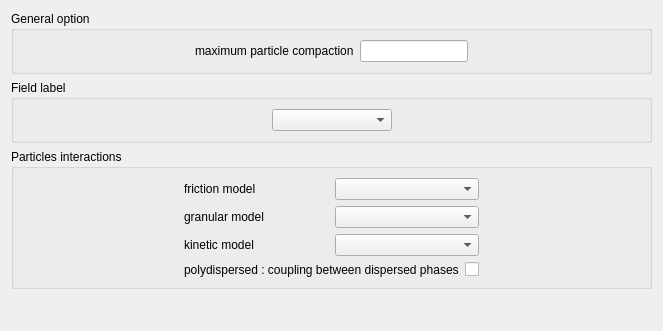
Before: the Qt Designer form gui/Pages/Solid.ui in code-saturne/code_saturne, drawn with Qt 5.
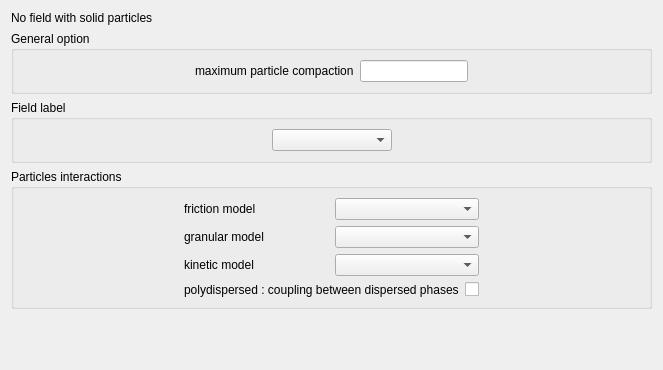
After: the same form once the commit is applied.

The edit to the form file:
```diff
--- a/gui/Pages/Solid.ui
+++ b/gui/Pages/Solid.ui
@@ -1,12 +1,12 @@
 <ui version="4.0" >
  <class>Solid</class>
- <widget class="QWidget" name="Solid" >
-  <property name="geometry" >
+ <widget class="QWidget" name="Solid">
+  <property name="geometry">
    <rect>
     <x>0</x>
     <y>0</y>
     <width>659</width>
-    <height>331</height>
+    <height>370</height>
    </rect>
   </property>
   <property name="windowTitle" >
@@ -14,11 +14,18 @@
   </property>
   <layout class="QVBoxLayout" name="verticalLayout_2" >
    <item>
-    <widget class="QGroupBox" name="groupBox_2" >
-     <property name="title" >
+    <widget class="QLabel" name="labelNoParticles">
+     <property name="text">
+      <string>No field with solid particles</string>
+     </property>
+    </widget>
+   </item>
+   <item>
+    <widget class="QGroupBox" name="groupBoxGeneral">
+     <property name="title">
       <string>General option</string>
      </property>
-     <layout class="QHBoxLayout" name="horizontalLayout_7" >
+     <layout class="QHBoxLayout" name="horizontalLayout_7">
       <item>
        <spacer name="horizontalSpacer_10" >
         <property name="orientation" >
```
Left out of the diff: 113 changed lines with no effect on the pictures.
